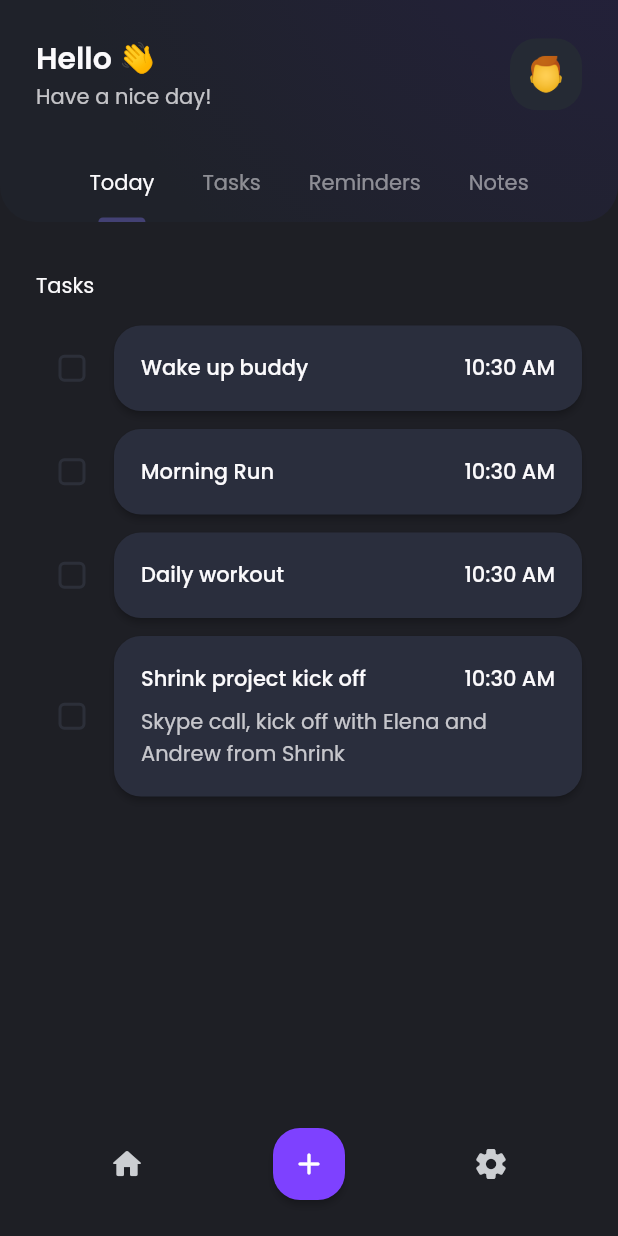
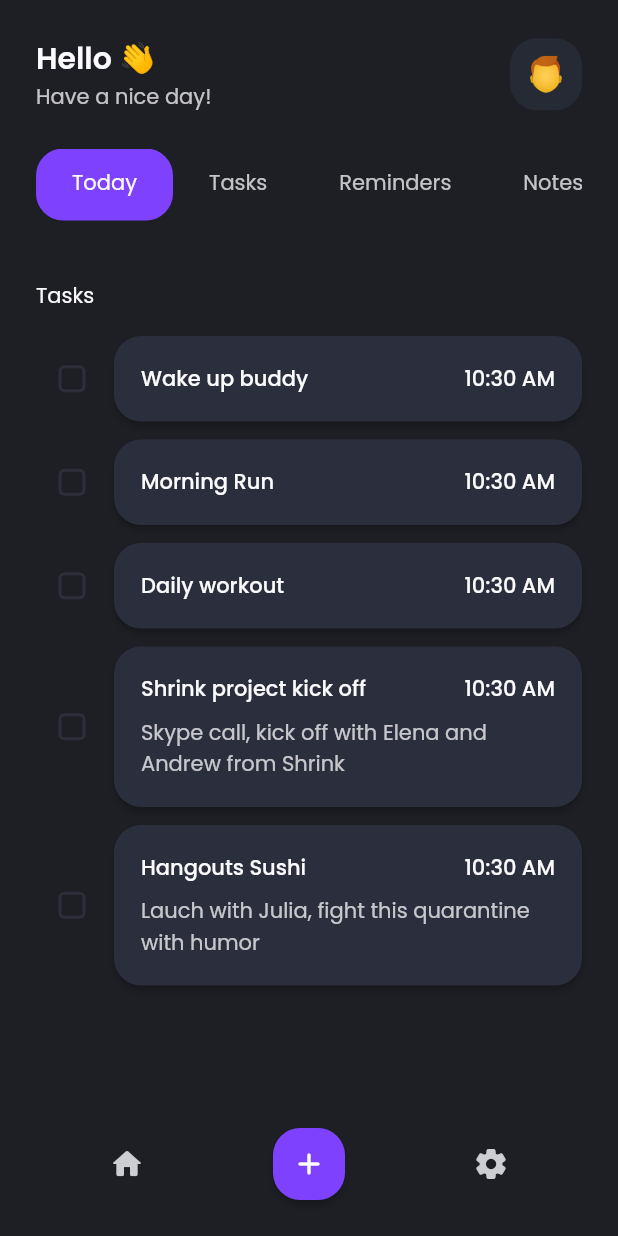
Before and after one commit to federicodesia/task_manager, a Flutter app: the screen it shows after launch, on a phone screen of 412 x 824 dp. Run offline on Flutter 3.47's test engine with Material 2 defaults, Android fonts, the phone set to English and light mode, and no system bars; statements that could not run were skipped.

Commit message:
Tabs redesign

```diff
--- a/lib/components/list_header.dart
+++ b/lib/components/list_header.dart
@@ -9,7 +9,7 @@ class ListHeader extends StatelessWidget{
   @override
   Widget build(BuildContext context) {
     return Padding(
-      padding: EdgeInsets.symmetric(vertical: 16.0),
+      padding: EdgeInsets.symmetric(vertical: cHeaderPadding),
       child: Text(
         text,
         style: cTextStyle
--- a/lib/components/tab_indicator.dart
+++ b/lib/components/tab_indicator.dart
@@ -11,29 +11,26 @@ class TabIndicatorDecoration extends Decoration{
 class TabIndicatorPainter extends BoxPainter{
   @override
   void paint(Canvas canvas, Offset offset, ImageConfiguration configuration) {
+
     final tabWidth = configuration.size!.width;
     final tabHeight = configuration.size!.height;
 
     Rect rect = new Rect.fromCenter(
       center: Offset(
         offset.dx + tabWidth / 2,
-        tabHeight - cTabIndicatorHeight / 2
+        offset.dy + tabHeight / 2
       ),
       width: tabWidth,
-      height: cTabIndicatorHeight
+      height: tabHeight
     );
 
-    final Paint paint = Paint()
-      ..color = cTabIndicatorColor
-      ..style = PaintingStyle.fill;
+    final Paint paint = Paint();
+    paint.color = cPrimaryColor;
+    paint.style = PaintingStyle.fill;
 
     canvas.drawRRect(
-      RRect.fromRectAndCorners(
-        rect,
-        topRight: Radius.circular(8.0),
-        topLeft: Radius.circular(8.0),
-      ),
-      paint,
+      RRect.fromRectAndRadius(rect, Radius.circular(cBorderRadius)),
+      paint
     );
   }
 }
--- a/lib/components/task_list_item.dart
+++ b/lib/components/task_list_item.dart
@@ -27,11 +27,11 @@ class _TaskListItemState extends State<TaskListItem>{
                 borderRadius: BorderRadius.circular(4.0),
               ),
             ),
-            unselectedWidgetColor: Color(0xFF2C2F39)
+            unselectedWidgetColor: Color(0xFF2C2F39),
           ),
           child: Checkbox(
             value: _completed,
-            //fillColor: MaterialStateColor.resolveWith((states) => Color(0xFF7E41FF)),
+            activeColor: cPrimaryColor,
             onChanged: (bool? value) {
               setState(() {
                 _completed = !_completed;
@@ -47,9 +47,9 @@ class _TaskListItemState extends State<TaskListItem>{
             onPressed: () {},
             style: ElevatedButton.styleFrom(
               primary: Color(0xFF2A2E3D),
-              padding: EdgeInsets.all(18.0),
+              padding: EdgeInsets.all(cListItemPadding),
               shape: RoundedRectangleBorder(
-                borderRadius: BorderRadius.circular(18.0),
+                borderRadius: BorderRadius.circular(cBorderRadius),
               ),
             ),
             child: Column(
--- a/lib/constants.dart
+++ b/lib/constants.dart
@@ -1,12 +1,15 @@
 import 'package:flutter/material.dart';
 
 const double cPadding = 24.0;
+const double cBorderRadius = 18.0;
+
 Color cBackgroundColor = Color(0xFF1E1F25);
+Color cPrimaryColor = Color(0xFF7E42FF);
 
-// AppBar
-Color cAppBarFirstColor = Color(0xFF252041);
-Color cAppBarSecondColor = Color(0xFF1F222A);
-double cAppBarBorderRadius = 24.0;
+const double cButtonPadding = 10.0;
+const double cHeaderPadding = 16.0;
+const double cListItemPadding = 18.0;
+const double cListItemSpace = 12.0;
 
 // Text
 Color cTextColor = Color(0xFFFBFAFC);
@@ -32,8 +35,3 @@ TextStyle cHeaderTextStyle = cTextStyle.copyWith(
   fontSize: 20.0,
   fontWeight: FontWeight.w600
 );
-
-// TabIndicator
-double cTabIndicatorHeight = 3.0;
-double cTabIndicatorPadding = 6.0;
-Color cTabIndicatorColor = Color(0xFF434174);
--- a/lib/main.dart
+++ b/lib/main.dart
@@ -49,31 +49,15 @@ class _MyHomePageState extends State<MyHomePage> with TickerProviderStateMixin{
   Widget build(BuildContext context) {
     return Scaffold(
       backgroundColor: cBackgroundColor,
-      body: Column(
-        children: [
-
-          // AppBar
-          Container(
-            decoration: BoxDecoration(
-              borderRadius: BorderRadius.only(
-                bottomLeft: Radius.circular(cAppBarBorderRadius),
-                bottomRight: Radius.circular(cAppBarBorderRadius)
-              ),
-              gradient: RadialGradient(
-                center: Alignment(1.25, -3.0),
-                radius: 3.0,
-                colors: [
-                  cAppBarFirstColor,
-                  cAppBarSecondColor,
-                ]
-              )
-            ),
-            child: SafeArea(
+      body: SafeArea(
         child: Column(
           children: [
+            // AppBar
             Padding(
-                    padding: const EdgeInsets.all(cPadding),
-                    child: Row(
+              padding: EdgeInsets.all(cPadding),
+              child: Column(
+                children: [
+                  Row(
                     mainAxisAlignment: MainAxisAlignment.spaceBetween,
                     children: [
 
@@ -100,7 +84,7 @@ class _MyHomePageState extends State<MyHomePage> with TickerProviderStateMixin{
                           height: 48,
                           width: 48,
                           color: Color(0xFF252A34),
-                            padding: EdgeInsets.all(10.0),
+                          padding: EdgeInsets.all(cButtonPadding),
                           child: Image.asset(
                             "assets/icons/profile.png"
                           ),
@@ -108,32 +92,43 @@ class _MyHomePageState extends State<MyHomePage> with TickerProviderStateMixin{
                       )
                     ],
                   ),
-                  ),
+
+                  SizedBox(height: cPadding),
 
                   // Tabs
-                  TabBar(
+                  Align(
+                    alignment: Alignment.centerLeft,
+                    child: Theme(
+                      data: ThemeData(
+                        highlightColor: Colors.transparent,
+                        splashColor: Colors.transparent,
+                        hoverColor: Colors.transparent,
+                      ),
+                      child: TabBar(
                         controller: tabController,
                         isScrollable: true,
                         physics: BouncingScrollPhysics(),
-                    indicatorSize: TabBarIndicatorSize.label,
+
+                        indicatorSize: TabBarIndicatorSize.tab,
                         indicator: TabIndicatorDecoration(),
-                    indicatorPadding: EdgeInsets.symmetric(horizontal: cTabIndicatorPadding),
-                    indicatorWeight: cTabIndicatorHeight,
+                        labelPadding: EdgeInsets.symmetric(horizontal: cPadding),
+
                         labelStyle: cLightTextStyle,
                         labelColor: cTextColor,
-                    unselectedLabelColor: cTextColor.withOpacity(0.5),
+                        unselectedLabelColor: cLightTextColor,
+
                         tabs: List.generate(tabList.length, (index){
                           return Tab(
                             text: tabList[index].text
                           );
                         }),
+                      ),
+                    ),
                   )
                 ],
               ),
             ),
-          ),
 
-          // Tab contents
             Expanded(
               child: TabBarView(
                 controller: tabController,
@@ -144,14 +139,18 @@ class _MyHomePageState extends State<MyHomePage> with TickerProviderStateMixin{
               ),
             ),
 
+            // Bottom Navigation Bar
             Container(
-            padding: EdgeInsets.all(24.0),
+              padding: EdgeInsets.all(cPadding),
               decoration: BoxDecoration(
-              //color: Color(0xFF202128),
-              borderRadius: BorderRadius.only(
-                topLeft: Radius.circular(24.0),
-                topRight: Radius.circular(24.0),
-              )
+                color: cBackgroundColor,
+                boxShadow: [
+                  BoxShadow(
+                    color: cBackgroundColor,
+                    spreadRadius: 16.0,
+                    blurRadius: 8.0,
+                  ),
+                ],
               ),
               child: Row(
                 mainAxisAlignment: MainAxisAlignment.spaceAround,
@@ -172,10 +171,10 @@ class _MyHomePageState extends State<MyHomePage> with TickerProviderStateMixin{
                         color: Colors.white,
                       ),
                       style: ElevatedButton.styleFrom(
-                      primary: Color(0xFF7E41FF),
-                      padding: EdgeInsets.all(10.0),
+                        primary: cPrimaryColor,
+                        padding: EdgeInsets.all(cButtonPadding),
                         shape: RoundedRectangleBorder(
-                        borderRadius: BorderRadius.circular(18.0),
+                          borderRadius: BorderRadius.circular(cBorderRadius),
                         ),
                       ),
                     ),
@@ -188,8 +187,9 @@ class _MyHomePageState extends State<MyHomePage> with TickerProviderStateMixin{
                   )
                 ],
               ),
-          )
+            ),
           ],
+        ),
       ),
     );
   }
--- a/lib/tabs/today_tab.dart
+++ b/lib/tabs/today_tab.dart
@@ -23,8 +23,7 @@ class _TodayTabState extends State<TodayTab>{
     Task(
       "Hangouts Sushi",
       "Lauch with Julia, fight this quarantine with humor",
-      DateTime.now(),
-      completed: true
+      DateTime.now()
     ),
   ];
 
@@ -50,7 +49,7 @@ class _TodayTabState extends State<TodayTab>{
           initialItemCount: tasks.length,
           itemBuilder: (context, index, animation){
             return Padding(
-              padding: EdgeInsets.only(bottom: 12.0),
+              padding: EdgeInsets.only(bottom: cListItemSpace),
               child: TaskListItem(tasks[index]),
             );
           },
@@ -67,7 +66,6 @@ class _TodayTabState extends State<TodayTab>{
       physics: BouncingScrollPhysics(),
       child: Padding(
         padding: EdgeInsets.symmetric(
-          vertical: 16.0,
           horizontal: cPadding
         ),
         child: Column(
```
Lines whose indentation alone changed are shown as unchanged.
